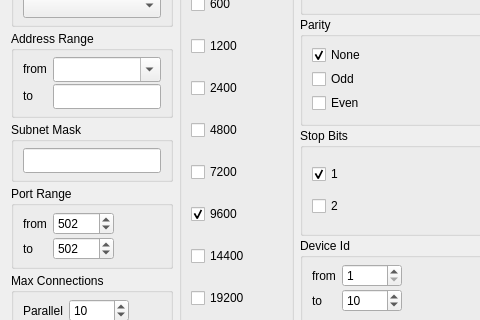
This is src/dialogs/dialogmodbusscanner.ui in sanny32/OpenModScan as Qt 5 draws it before an edit; both pictures show x 0 to 480 and y 105 to 425 of the 732 by 743 pixel window. The edited form follows.
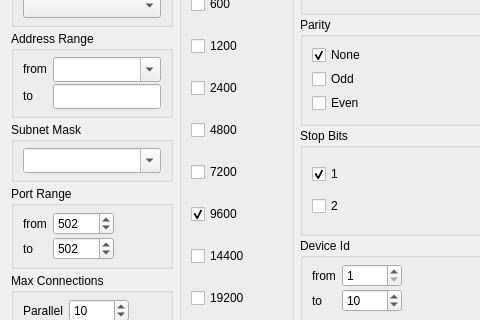
This is the edited form. Icons and pictures are not drawn. Custom widgets are drawn as their Qt base class.

Commit message: Added popular subnet masks to combobox

The edit to the form file:
```diff
--- a/src/dialogs/dialogmodbusscanner.ui
+++ b/src/dialogs/dialogmodbusscanner.ui
@@ -807,7 +807,7 @@
            <number>6</number>
           </property>
           <item>
-           <widget class="IpAddressLineEdit" name="lineEditSubnetMask">
+           <widget class="QComboBox" name="comboBoxSubnetMask">
             <property name="sizePolicy">
              <sizepolicy hsizetype="Preferred" vsizetype="Fixed">
               <horstretch>0</horstretch>
@@ -820,6 +820,9 @@
               <height>25</height>
              </size>
             </property>
+            <property name="editable">
+             <bool>true</bool>
+            </property>
            </widget>
           </item>
          </layout>
```
The commit also changes 2 other files.
